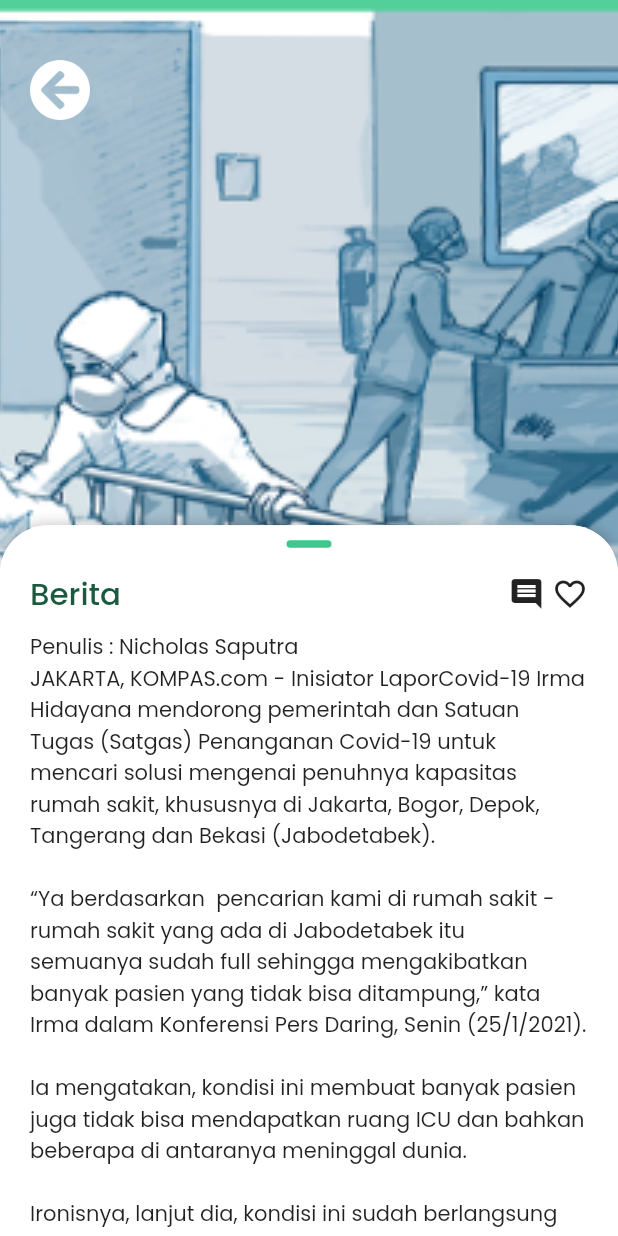
After one commit to cv-irvan/covidapp, a Flutter app: the BeritaPage screen opened directly, after a tap on "Rumah Sakit Penuh", on a phone screen of 412 x 824 dp. The commit adds this screen. Run offline on Flutter 3.47's test engine with Material 2 defaults, Android fonts, the phone set to English and light mode, and no system bars; drawn by our look-alikes of sliding_up_panel; our stand-ins replace flutter_svg_provider, google_fonts; network calls fail.

Commit message:
detail berita

```diff
--- a/lib/utils/color.dart
+++ b/lib/utils/color.dart
@@ -4,6 +4,7 @@ Color mainColor = Color(0xff52D09A);
 Color primaryColor = Color(0xff3FC78D);
 Color textColor = Color(0xff1B5A3F);
 Color starColor = Color(0xffFFD700);
+Color silverColor = Color(0xffE6E6E6);
 Color whiteColor = Colors.white;
 Color blackColor = Colors.black;
 Color transparantColor = Colors.transparent;
--- a/lib/view/beritapage.dart
+++ b/lib/view/beritapage.dart
@@ -102,8 +102,13 @@ class _BeritaPageState extends State<BeritaPage> {
     ));
   }
 
-  Container listBerita() {
-    return Container(
+  Widget listBerita() {
+    return InkWell(
+      onTap: () {
+        Navigator.push(
+            context, MaterialPageRoute(builder: (context) => DetailBerita()));
+      },
+      child: Container(
         width: Sizeconfig.screenWidth - 20,
         height: Sizeconfig.lebarLayar * 65,
         decoration: BoxDecoration(
@@ -160,6 +165,7 @@ class _BeritaPageState extends State<BeritaPage> {
             )
           ],
         ),
+      ),
     );
   }
 }
--- /dev/null
+++ b/lib/view/detailBerita.dart
@@ -0,0 +1,119 @@
+part of 'importView.dart';
+
+class DetailBerita extends StatefulWidget {
+  @override
+  _DetailBeritaState createState() => _DetailBeritaState();
+}
+
+class _DetailBeritaState extends State<DetailBerita> {
+  @override
+  Widget build(BuildContext context) {
+    return Scaffold(
+        body: SlidingUpPanel(
+      backdropEnabled: false,
+      maxHeight: MediaQuery.of(context).size.height - 100,
+      minHeight: MediaQuery.of(context).size.width / 100 * 115,
+      borderRadius: BorderRadius.only(
+        topLeft: Radius.circular(32.0),
+        topRight: Radius.circular(32.0),
+      ),
+      panel: Container(
+          padding: EdgeInsets.fromLTRB(20, 10, 20, 0),
+          decoration: BoxDecoration(
+            color: whiteColor,
+            borderRadius: BorderRadius.only(
+              topLeft: Radius.circular(32.0),
+              topRight: Radius.circular(32.0),
+            ),
+          ),
+          child: Column(
+            crossAxisAlignment: CrossAxisAlignment.start,
+            children: [
+              Align(
+                alignment: Alignment.topCenter,
+                child: Container(
+                  width: 30,
+                  height: 5,
+                  decoration: BoxDecoration(
+                      color: primaryColor,
+                      borderRadius: BorderRadius.circular(100)),
+                ),
+              ),
+              SizedBox(
+                height: 15,
+              ),
+              Row(
+                mainAxisAlignment: MainAxisAlignment.spaceBetween,
+                children: [
+                  Text(
+                    'Berita',
+                    style: GoogleFonts.poppins(
+                        textStyle: TextStyle(
+                      fontWeight: FontWeight.w500,
+                      color: textColor,
+                      fontSize: Sizeconfig.lebarLayar * 5,
+                    )),
+                  ),
+                  Row(
+                    children: [
+                      Icon(Icons.comment),
+                      SizedBox(
+                        width: 5,
+                      ),
+                      Icon(Icons.favorite_border)
+                    ],
+                  )
+                ],
+              ),
+              SizedBox(
+                height: 10,
+              ),
+              Expanded(
+                child: Container(
+                  child: SingleChildScrollView(
+                    child: Column(
+                      crossAxisAlignment: CrossAxisAlignment.start,
+                      children: [
+                        Text(
+                          'Penulis : Nicholas Saputra\nJAKARTA, KOMPAS.com - Inisiator LaporCovid-19 Irma Hidayana mendorong pemerintah dan Satuan Tugas (Satgas) Penanganan Covid-19 untuk mencari solusi mengenai penuhnya kapasitas rumah sakit, khususnya di Jakarta, Bogor, Depok, Tangerang dan Bekasi (Jabodetabek).\n\n“Ya berdasarkan  pencarian kami di rumah sakit - rumah sakit yang ada di Jabodetabek itu  semuanya sudah full sehingga mengakibatkan banyak pasien yang tidak bisa ditampung,” kata Irma dalam Konferensi Pers Daring, Senin (25/1/2021).\n\nIa mengatakan, kondisi ini membuat banyak pasien juga tidak bisa mendapatkan ruang ICU dan bahkan beberapa di antaranya meninggal dunia.\n\nIronisnya, lanjut dia, kondisi ini sudah berlangsung sejak Desember 2020 dan hingga sekarang masih banyak pasien yang ditolak oleh rumah sakit. \n\n“Ini sudah berlarut-larut dari Desember 2020 hingga saat ini sudah banyak warga yang ditolak rumah sakit,”  ujarnya.',
+                          style: GoogleFonts.poppins(),
+                        )
+                      ],
+                    ),
+                  ),
+                ),
+              )
+            ],
+          )),
+      body: Container(
+          decoration: BoxDecoration(color: mainColor),
+          child: Stack(
+            children: [
+              Align(
+                alignment: Alignment.topCenter,
+                child: Image(
+                  image: AssetImage('assets/hotnews.png'),
+                  height: Sizeconfig.screenWidth,
+                  fit: BoxFit.cover,
+                ),
+              ),
+              Align(
+                alignment: Alignment.topLeft,
+                child: Padding(
+                  padding: const EdgeInsets.fromLTRB(20, 40, 0, 0),
+                  child: InkWell(
+                    onTap: () {
+                      Navigator.pop(context);
+                    },
+                    child: Image(
+                      image: Svg('assets/ic_back.svg'),
+                      width: 40,
+                    ),
+                  ),
+                ),
+              ),
+            ],
+          )),
+    ));
+  }
+}
--- a/lib/view/importView.dart
+++ b/lib/view/importView.dart
@@ -8,3 +8,4 @@ part 'home.dart';
 part 'beritapage.dart';
 part 'dokterpage.dart';
 part 'homepage.dart';
+part 'detailBerita.dart';
```
Also changed, not shown: assets/ic_back.svg (added). Lines whose indentation alone changed are shown as unchanged.
